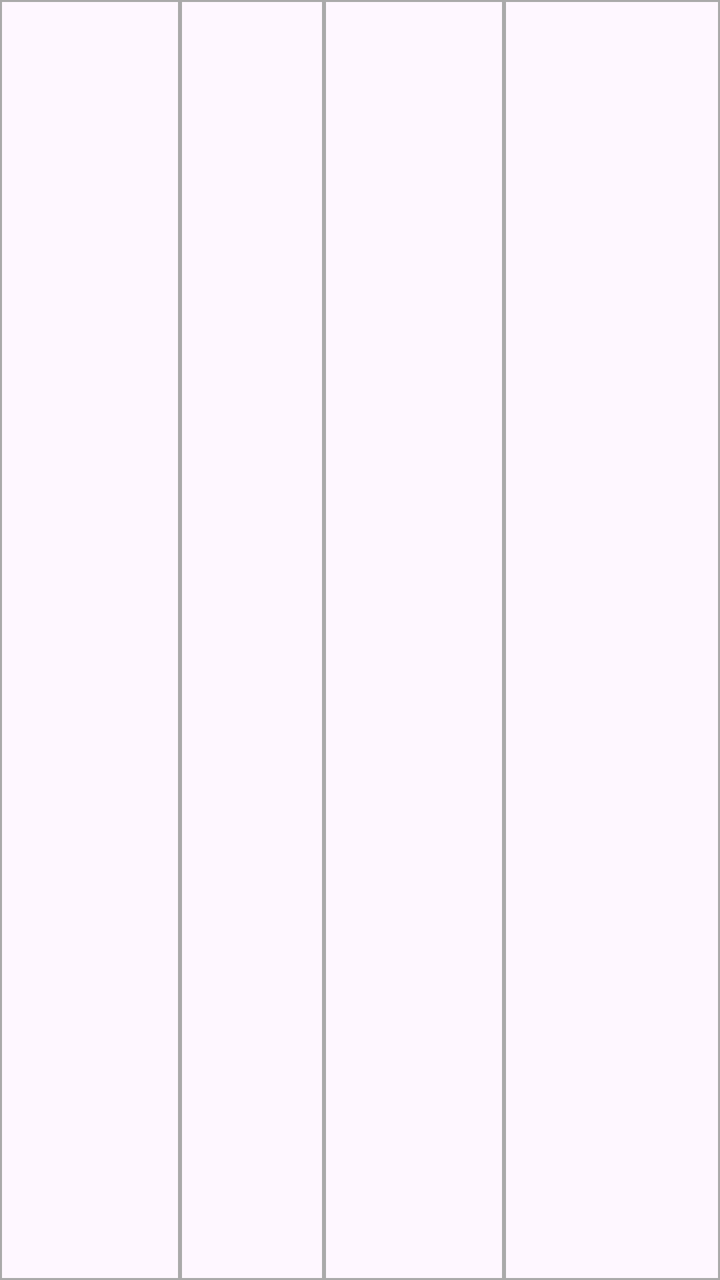
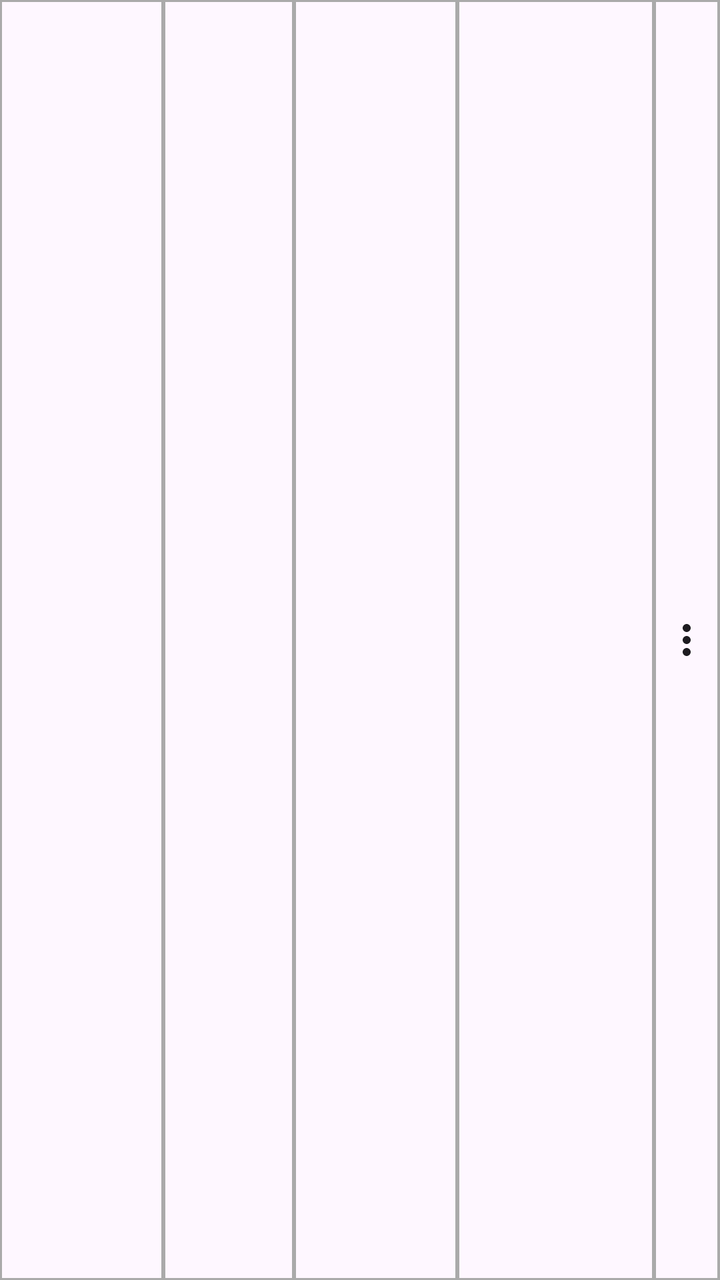

The first picture is an Android layout as it rendered before a commit; the second is the same layout after the commit. The layout source and the unified diff follow.
<!-- AndroidManifest.xml: application theme Theme.IWB303 -->
<!-- res/layout/item_purchase.xml -->
<?xml version="1.0" encoding="utf-8"?>
<LinearLayout xmlns:android="http://schemas.android.com/apk/res/android"
    android:layout_width="match_parent"
    android:layout_height="wrap_content"
    android:orientation="horizontal"
    android:background="@drawable/table_border">

    <TextView
        android:id="@+id/tvDate"
        android:layout_width="0dp"
        android:layout_height="match_parent"
        android:layout_weight="1"
        android:gravity="center"
        android:padding="8dp"
        android:textColor="?android:attr/textColorPrimary"
        android:background="@drawable/table_border"
        android:textSize="14sp" />

    <TextView
        android:id="@+id/tvTotalCost"
        android:layout_width="0dp"
        android:layout_height="match_parent"
        android:layout_weight="0.8"
        android:gravity="center"
        android:padding="8dp"
        android:textColor="?android:attr/textColorPrimary"
        android:textStyle="bold"
        android:background="@drawable/table_border"
        android:textSize="14sp" />

    <TextView
        android:id="@+id/tvCategory"
        android:layout_width="0dp"
        android:layout_height="match_parent"
        android:layout_weight="1"
        android:gravity="center"
        android:padding="8dp"
        android:textColor="?android:attr/textColorPrimary"
        android:background="@drawable/table_border"
        android:textSize="14sp" />

    <TextView
        android:id="@+id/tvItemName"
        android:layout_width="0dp"
        android:layout_height="match_parent"
        android:layout_weight="1.2"
        android:gravity="center"
        android:padding="8dp"
        android:textColor="?android:attr/textColorPrimary"
        android:background="@drawable/table_border"
        android:textSize="14sp" />

</LinearLayout>
<!-- resources referenced by this layout -->
<resources>
  <!-- drawable table_border (drawable) -->
  <?xml version="1.0" encoding="utf-8"?>
  <layer-list xmlns:android="http://schemas.android.com/apk/res/android">
      
      <item>
          <shape>
              <stroke android:width="1dp" android:color="#AAAAAA" />
              <solid android:color="@android:color/transparent" />
          </shape>
      </item>
  </layer-list>
  <style name="Theme.IWB303" parent="Base.Theme.IWB303" />
  <style name="Base.Theme.IWB303" parent="Theme.Material3.DayNight.NoActionBar">
          
          <item name="colorPrimary">@color/primary_light</item>
          <item name="colorPrimaryVariant">@color/primary_dark_light</item>
          <item name="colorSecondary">@color/accent_light</item>
  
          
          <item name="android:datePickerDialogTheme">@style/CustomDatePickerDialogTheme</item>
  
          
          <item name="android:statusBarColor">?attr/colorPrimaryVariant</item>
      </style>
  <color name="primary_light">#2196F3</color>
  <color name="primary_dark_light">#1976D2</color>
  <color name="accent_light">#FF4081</color>
  <style name="CustomDatePickerDialogTheme" parent="Theme.Material3.DayNight.Dialog">
          
          <item name="colorPrimary">?attr/colorPrimary</item>
          <item name="colorAccent">?attr/colorPrimary</item>
          <item name="android:headerBackground">?attr/colorPrimary</item>
          <item name="android:numbersTextColor">?attr/colorPrimary</item>
          <item name="android:buttonBarPositiveButtonStyle">@style/DatePickerButtonStyle</item>
          <item name="android:buttonBarNegativeButtonStyle">@style/DatePickerButtonStyle</item>
      </style>
  <style name="DatePickerButtonStyle" parent="Widget.Material3.Button.TextButton">
          <item name="android:textColor">?attr/colorPrimary</item>
      </style>
</resources>

<!-- the commit's change to res/layout/item_purchase.xml (unified diff, before → after) -->
@@ -1,5 +1,6 @@
 <?xml version="1.0" encoding="utf-8"?>
 <LinearLayout xmlns:android="http://schemas.android.com/apk/res/android"
+    xmlns:app="http://schemas.android.com/apk/res-auto"
     android:layout_width="match_parent"
     android:layout_height="wrap_content"
     android:orientation="horizontal"
@@ -50,4 +51,14 @@
         android:background="@drawable/table_border"
         android:textSize="14sp" />
 
+    <ImageButton
+        android:id="@+id/btnItemMenu"
+        android:layout_width="0dp"
+        android:layout_height="match_parent"
+        android:layout_weight="0.4"
+        android:src="@drawable/ic_more_vert"
+        android:background="@drawable/table_border"
+        android:contentDescription="Options"
+        app:tint="?attr/colorOnSurface" />
+
 </LinearLayout>
<!-- resource entries referenced after the edit -->
@@ -1,5 +1,15 @@
 <!-- resources referenced by this layout -->
 <resources>
+  <!-- drawable ic_more_vert (drawable) -->
+  <vector xmlns:android="http://schemas.android.com/apk/res/android"
+      android:width="24dp"
+      android:height="24dp"
+      android:viewportWidth="24"
+      android:viewportHeight="24">
+      <path
+          android:fillColor="#FF000000"
+          android:pathData="M12,8c1.1,0 2,-0.9 2,-2s-0.9,-2 -2,-2 -2,0.9 -2,2 0.9,2 2,2zM12,10c-1.1,0 -2,0.9 -2,2s0.9,2 2,2 2,-0.9 2,-2 -0.9,-2 -2,-2zM12,16c-1.1,0 -2,0.9 -2,2s0.9,2 2,2 2,-0.9 2,-2 -0.9,-2 -2,-2z" />
+  </vector>
   <!-- drawable table_border (drawable) -->
   <?xml version="1.0" encoding="utf-8"?>
   <layer-list xmlns:android="http://schemas.android.com/apk/res/android">
